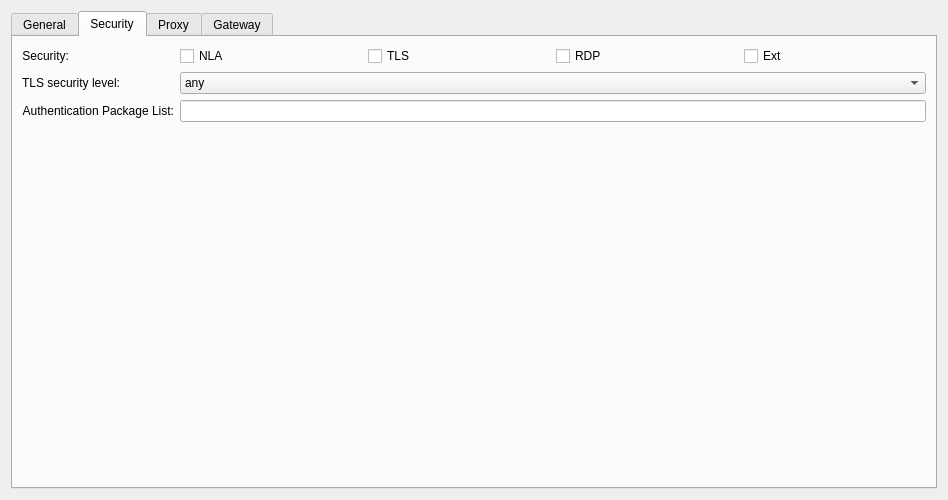
Old version of the form rdp/rdppreferences.ui in the repository KDE/krdc.
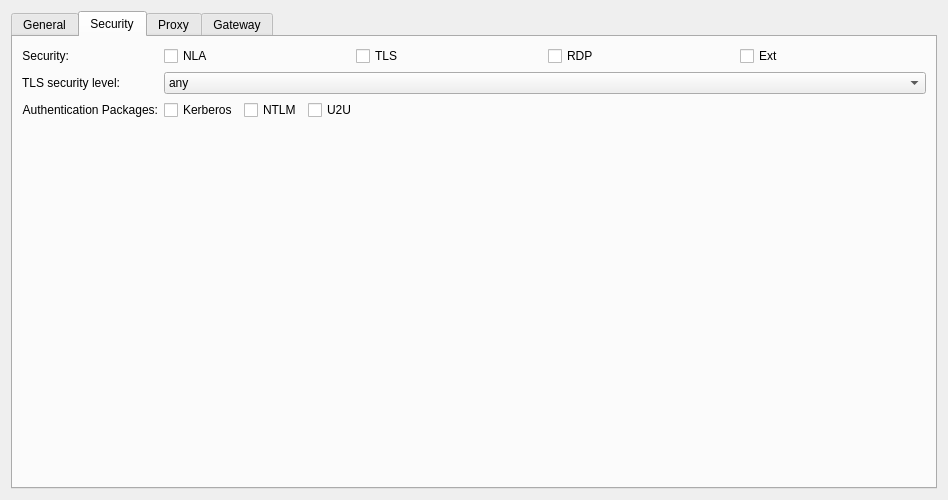
New version of the form. The open tabs and pages were chosen to show the change. Custom widgets are drawn as their Qt base class.

Commit message: Replace CredSSP authentication package list with checkboxes

```diff
--- a/rdp/rdppreferences.ui
+++ b/rdp/rdppreferences.ui
@@ -835,7 +835,10 @@
          <item row="2" column="0">
           <widget class="QLabel" name="authPkgListLabel">
            <property name="text">
-            <string>Authentication Package List:</string>
+            <string>Authentication Packages:</string>
+           </property>
+           <property name="toolTip">
+            <string>Checked packages may be used during CredSSP/NLA negotiation; unchecked packages are explicitly forbidden. For Kerberos-only authentication (e.g. Active Directory Protected Users accounts), uncheck NTLM.</string>
            </property>
            <property name="alignment">
             <set>Qt::AlignmentFlag::AlignRight|Qt::AlignmentFlag::AlignTrailing|Qt::AlignmentFlag::AlignVCenter</set>
@@ -843,7 +846,42 @@
           </widget>
          </item>
          <item row="2" column="1">
-          <widget class="KLineEdit" name="kcfg_AuthPkgList"/>
+          <layout class="QHBoxLayout" name="authPkgLayout">
+           <item>
+            <widget class="QCheckBox" name="kcfg_AuthPkgKerberos">
+             <property name="text">
+              <string>Kerberos</string>
+             </property>
+            </widget>
+           </item>
+           <item>
+            <widget class="QCheckBox" name="kcfg_AuthPkgNtlm">
+             <property name="text">
+              <string>NTLM</string>
+             </property>
+            </widget>
+           </item>
+           <item>
+            <widget class="QCheckBox" name="kcfg_AuthPkgU2u">
+             <property name="text">
+              <string>U2U</string>
+             </property>
+            </widget>
+           </item>
+           <item>
+            <spacer name="authPkgSpacer">
+             <property name="orientation">
+              <enum>Qt::Horizontal</enum>
+             </property>
+             <property name="sizeHint" stdset="0">
+              <size>
+               <width>40</width>
+               <height>20</height>
+              </size>
+             </property>
+            </spacer>
+           </item>
+          </layout>
          </item>
         </layout>
        </item>
```
The commit also changes 3 other files.
